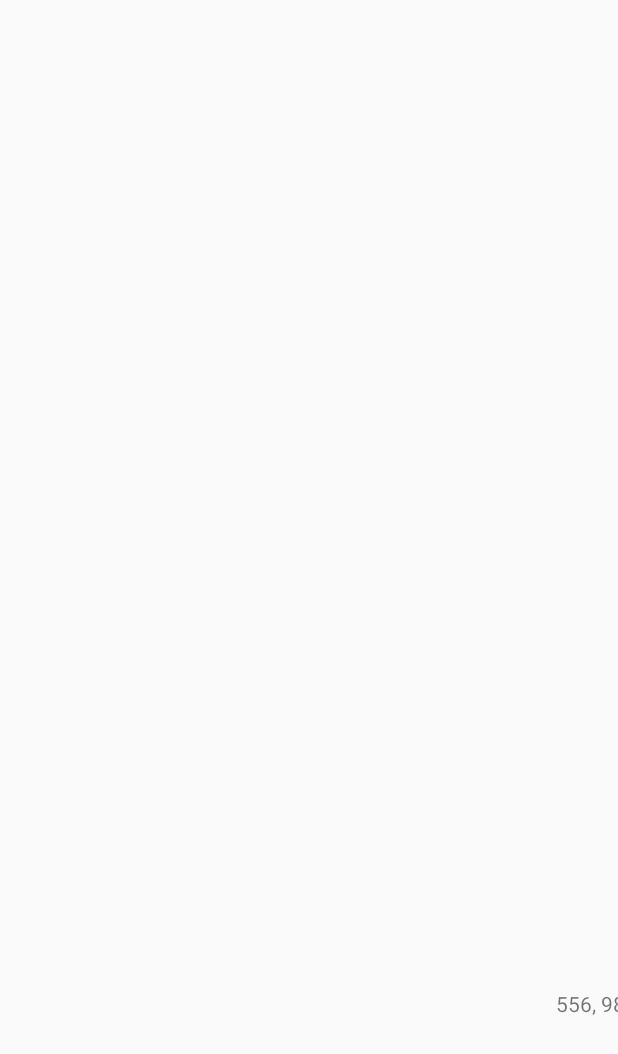
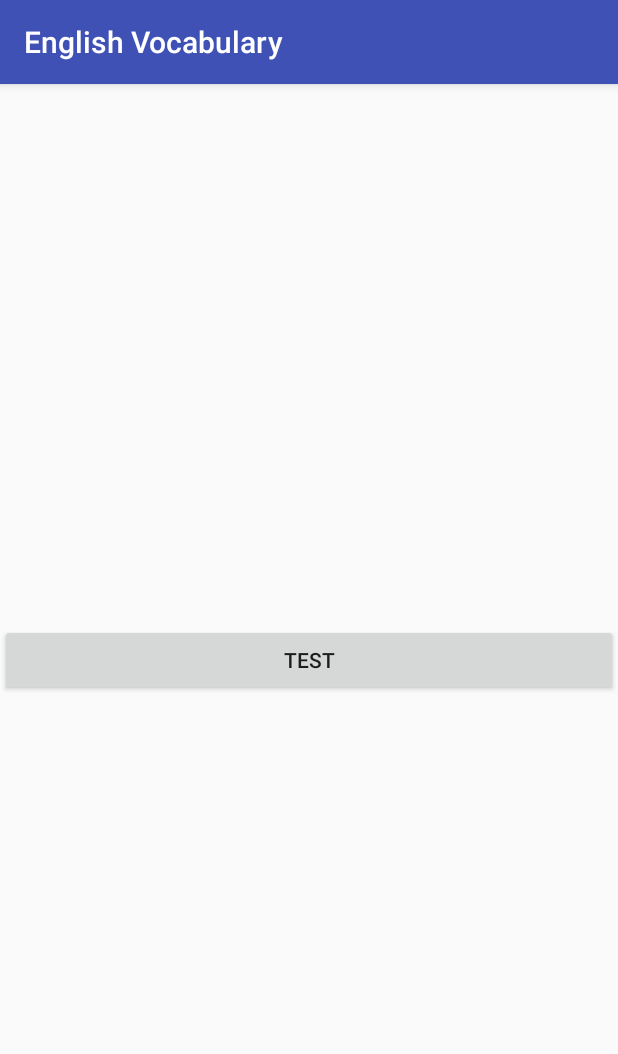
Before and after one commit to edriron/Projects, an Android app: the screen it shows after launch (MenuActivity), on a phone screen of 412 x 824 dp. Before the commit the part shown is almost empty. Shown: the top 1054 px of the screen. Run offline under Robolectric (Android 15) with nearby library versions, the phone set to English and light mode, and no system bars.

Commit message:
03/07/2018

```diff
--- a/EnglishVocabulary/app/src/main/AndroidManifest.xml
+++ b/EnglishVocabulary/app/src/main/AndroidManifest.xml
@@ -3,6 +3,7 @@
     package="com.saw.android.englishvocabulary">
 
     <application
+        android:name=".MyApp"
         android:allowBackup="true"
         android:icon="@mipmap/ic_launcher"
         android:label="@string/app_name"
--- a/EnglishVocabulary/app/src/main/java/com/saw/android/englishvocabulary/MenuActivity.java
+++ b/EnglishVocabulary/app/src/main/java/com/saw/android/englishvocabulary/MenuActivity.java
@@ -16,27 +16,16 @@ public class MenuActivity extends AppCompatActivity {
 
     private LinearLayout mainLayout;
     private LinearLayout.LayoutParams params;
-    //int screenX = getResources().getDisplayMetrics().widthPixels,
-    //    screenY = getResources().getDisplayMetrics().heightPixels;
-    //private Context c;
-    private TextView tv;
 
 
     @Override
     protected void onCreate(Bundle savedInstanceState) {
         super.onCreate(savedInstanceState);
-        setContentView(R.layout.activity_menu);
 
-        getSupportActionBar().hide();
+        //setContentView(R.layout.activity_menu);
+        //getSupportActionBar().hide();
 
-        tv = (TextView) findViewById(R.id.tvTest);
-
-        int[] a = getPixelsByPrecentage(90, 85);
-        tv.setX(a[0]);
-        tv.setY(a[1]);
-        tv.setText(a[0] + ", " + a[1]);
-
-        /*mainLayout = ViewsCreator.createLinearLayout(Content.Match);
+        mainLayout = ViewsCreator.createLinearLayout(Content.Match);
 
         Button button = new Button(this);
         button.setText("test");
@@ -47,34 +36,15 @@ public class MenuActivity extends AppCompatActivity {
         button.setOnClickListener(new View.OnClickListener() {
             @Override
             public void onClick(View view) {
-                int[] a = getPixelsByPrecentage(50, 50);
-                Toast.makeText(c, a[0] + " " + a[1], Toast.LENGTH_SHORT).show();
+                int[] a = ViewsCreator.getPixelsByPercentage(50, 50);
+                Toast.makeText(MyApp.getContext(), a[0] + ", " + a[1], Toast.LENGTH_SHORT).show();
             }
         });
         mainLayout.addView(button);
 
-        setContentView(mainLayout);*/
+        setContentView(mainLayout);
     }
 
-    public int[] getPixelsByPrecentage(int x, int y) {
-        int[] xy = {0, 0};
-        if(x < 0 || y < 0 || x > 100 || y > 100)
-            return xy;
-        int maxX = getResources().getDisplayMetrics().widthPixels;
-        int maxY = getResources().getDisplayMetrics().heightPixels - getNavigationBarHeight();
 
-        xy[0] = (x * maxX) / 100;
-        xy[1] = (y * maxY) / 100;
-
-        return xy;
-    }
-
-    public int getNavigationBarHeight() {
-        Resources resources = getResources();
-        int resourceId = resources.getIdentifier("navigation_bar_height", "dimen", "android");
-        if (resourceId > 0)
-            return resources.getDimensionPixelSize(resourceId);
-        return 0;
-    }
 
 }
--- a/EnglishVocabulary/app/src/main/res/layout/activity_menu.xml
+++ b/EnglishVocabulary/app/src/main/res/layout/activity_menu.xml
@@ -1,13 +1,14 @@
 <?xml version="1.0" encoding="utf-8"?>
 <LinearLayout xmlns:android="http://schemas.android.com/apk/res/android"
+    xmlns:app="http://schemas.android.com/apk/res-auto"
     android:layout_width="match_parent"
     android:layout_height="match_parent" >
 
 
-    <TextView
-        android:id="@+id/tvTest"
-        android:layout_width="wrap_content"
-        android:layout_height="wrap_content"
-        android:text="Hello World!" />
-
+    <ImageView
+        android:id="@+id/imageView"
+        android:layout_width="20dp"
+        android:layout_height="30dp"
+        android:layout_weight="1"
+        app:srcCompat="@raw/english_logohdpi" />
 </LinearLayout>
```
Also changed, not shown: EnglishVocabulary/app/src/main/java/com/saw/android/englishvocabulary/ViewsCreator.java (+22 -0 lines), EnglishVocabulary/app/src/main/res/raw/english_logohdpi.png (added), EnglishVocabulary/app/src/main/res/raw/english_logoldpi.png (added), EnglishVocabulary/app/src/main/res/raw/english_logomdpi.png (added), EnglishVocabulary/app/src/main/res/raw/english_logoxhdpi.png (added), EnglishVocabulary/app/src/main/res/raw/english_logoxxhdpi.png (added), EnglishVocabulary/app/src/main/res/raw/english_logoxxxhdpi.png (added).
